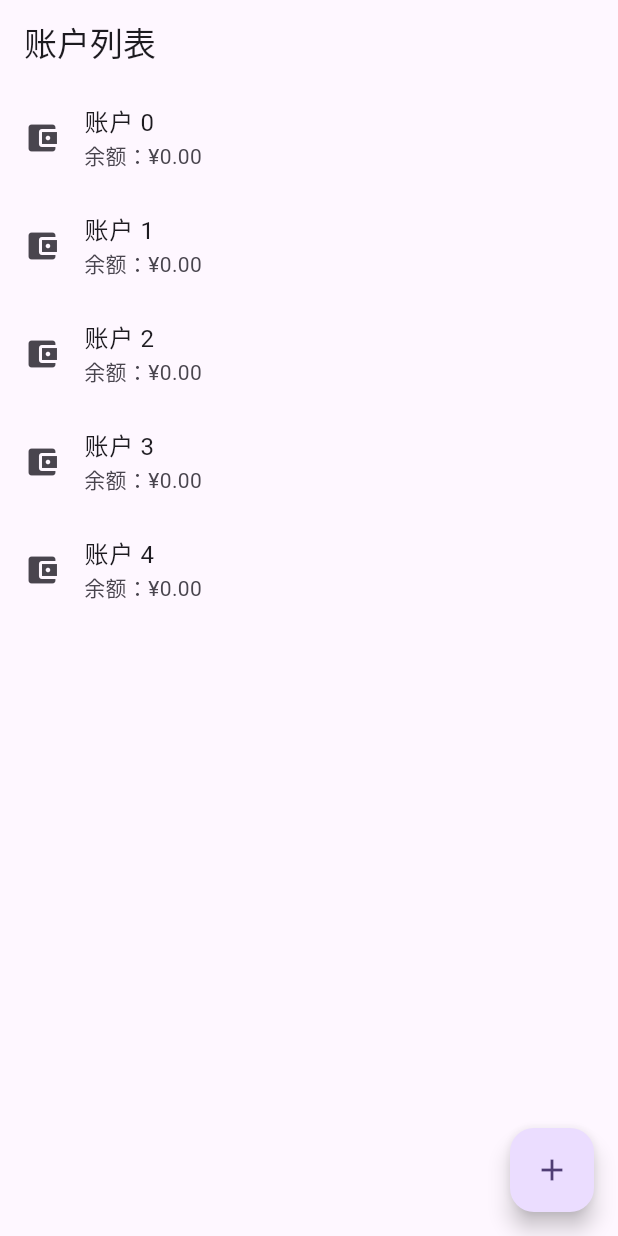
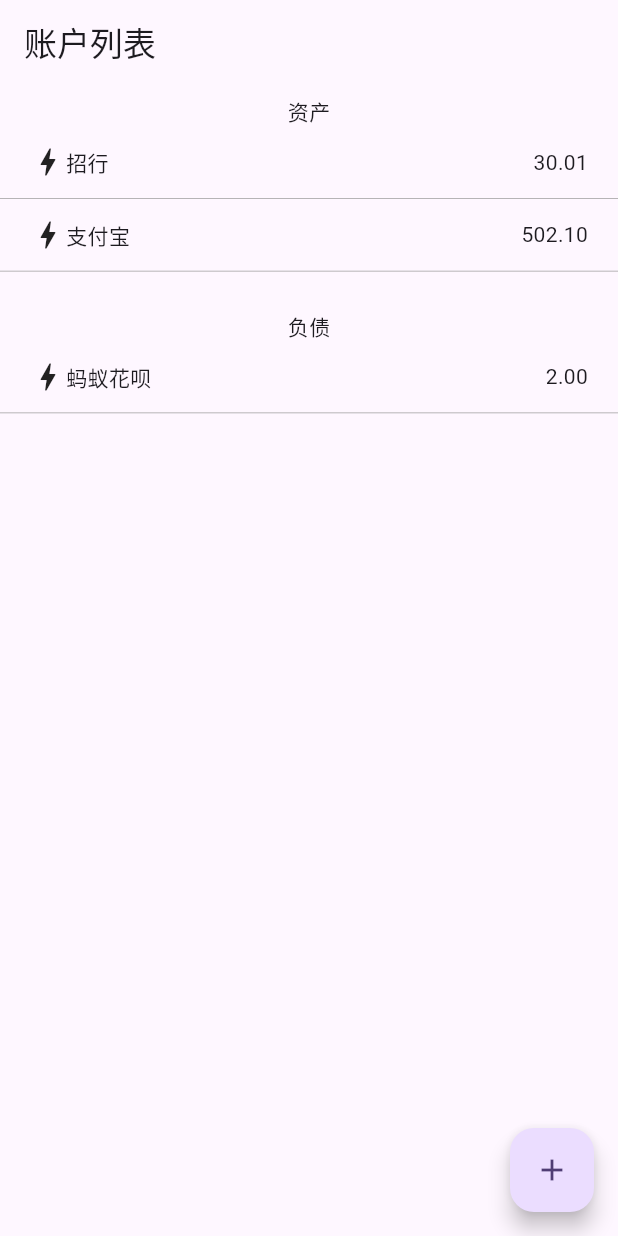
Before and after one commit to zhangrunhao/money_tracker, a Flutter app: the screen it shows after launch, on a phone screen of 412 x 824 dp. Run offline on Flutter 3.47's test engine with Material 3 defaults, Android fonts, the phone set to English and light mode, and no system bars.

Commit message:
account list page

```diff
--- a/assets/data/mock_accounts.json
+++ b/assets/data/mock_accounts.json
@@ -2,13 +2,13 @@
   {
     "id": "1",
     "name": "招行",
-    "balance": 3000,
+    "balance": 3001,
     "type": "stored"
   },
   {
     "id": "2",
     "name": "支付宝",
-    "balance": 50000,
+    "balance": 50210,
     "type": "stored"
   },
   {
--- a/lib/main.dart
+++ b/lib/main.dart
@@ -1,6 +1,6 @@
 import 'package:flutter/material.dart';
 import 'package:money_tracker/pages/account_detail_page.dart';
-import 'package:money_tracker/pages/accounts_page.dart';
+import 'package:money_tracker/pages/account_list_page.dart';
 import 'package:money_tracker/pages/record_page.dart';
 
 void main() {
@@ -17,9 +17,8 @@
       theme: ThemeData(
         colorScheme: ColorScheme.fromSeed(seedColor: Colors.deepPurple),
       ),
-      initialRoute: '/accounts',
       routes: {
-        '/accounts': (context) => AccountsPage(),
+        '/': (context) => AccountListPage(),
         '/accountDetail': (context) => AccountDetailPage(),
         '/record': (context) => RecordPage(),
       },
--- a/lib/models/account.dart
+++ b/lib/models/account_model.dart
@@ -13,10 +13,14 @@
     required this.type,
   });
 
+  String balanceString() {
+    return (balance / 100).toStringAsFixed(2);
+  }
+
   factory AccountModel.fromJson(Map<String, dynamic> json) {
     return AccountModel(
       id: json["id"],
-      name: json[' name'],
+      name: json['name'],
       balance: json['balance'],
       type: AccountType.values.firstWhere(
         (element) => element.name == json['type'],
--- a/lib/pages/account_detail_page.dart
+++ b/lib/pages/account_detail_page.dart
@@ -2,7 +2,7 @@
 
 import 'package:flutter/material.dart';
 import 'package:flutter/services.dart';
-import 'package:money_tracker/models/record.dart';
+import 'package:money_tracker/models/record_model.dart';
 
 class AccountDetailPage extends StatefulWidget {
   const AccountDetailPage({super.key});
--- /dev/null
+++ b/lib/pages/account_list_page.dart
@@ -0,0 +1,108 @@
+import 'dart:convert';
+
+import 'package:flutter/material.dart';
+import 'package:flutter/services.dart';
+import 'package:money_tracker/models/account_model.dart';
+
+class AccountListPage extends StatefulWidget {
+  const AccountListPage({super.key});
+
+  @override
+  State<StatefulWidget> createState() {
+    return _AccountListPageState();
+  }
+}
+
+class _AccountListPageState extends State {
+  List<AccountModel> storedAccounts = [];
+  List<AccountModel> debtAccounts = [];
+
+  Future<List<AccountModel>> loadMockData() async {
+    final String jsonString = await rootBundle.loadString(
+      'assets/data/mock_accounts.json',
+    );
+    final List<dynamic> list = json.decode(jsonString);
+    return list.map((e) {
+      return AccountModel.fromJson(e);
+    }).toList();
+  }
+
+  @override
+  void initState() {
+    super.initState();
+    loadMockData().then((v) {
+      setState(() {
+        storedAccounts = v.where((a) => a.type == AccountType.stored).toList();
+        debtAccounts = v.where((a) => a.type == AccountType.debt).toList();
+      });
+    });
+  }
+
+  @override
+  Widget build(BuildContext context) {
+    return Scaffold(
+      appBar: AppBar(title: const Text('账户列表')),
+      body: Column(
+        children: [
+          const SizedBox(height: 8),
+          const Text('资产'),
+          _AccountList(accounts: storedAccounts),
+          const SizedBox(height: 26),
+          const Text('负债'),
+          _AccountList(accounts: debtAccounts),
+        ],
+      ),
+      floatingActionButton: FloatingActionButton(
+        onPressed: () {
+          // 可跳转到添加账户的页面或弹出对话框
+          Navigator.pushNamed(context, '/record');
+        },
+        child: const Icon(Icons.add),
+      ),
+    );
+  }
+}
+
+class _AccountList extends StatelessWidget {
+  final List<AccountModel> accounts;
+
+  const _AccountList({required this.accounts});
+
+  @override
+  Widget build(BuildContext context) {
+    return ListView.builder(
+      shrinkWrap: true,
+      physics: NeverScrollableScrollPhysics(),
+      itemCount: accounts.length,
+      itemBuilder: (context, index) => _AccountItem(account: accounts[index]),
+    );
+  }
+}
+
+class _AccountItem extends StatelessWidget {
+  final AccountModel account;
+
+  const _AccountItem({required this.account});
+
+  @override
+  Widget build(BuildContext context) {
+    return GestureDetector(
+      onTap: () {
+        Navigator.pushNamed(context, '/accountDetail', arguments: account.id);
+      },
+      child: Container(
+        decoration: BoxDecoration(
+          border: Border(bottom: BorderSide(color: Colors.grey, width: 0.5)),
+        ),
+        padding: EdgeInsets.symmetric(vertical: 12, horizontal: 20),
+        child: Row(
+          children: [
+            Icon(Icons.bolt),
+            Expanded(child: Text(account.name)),
+            Text(account.balanceString()),
+          ],
+        ),
+      ),
+    );
+  }
+}
--- a/lib/pages/accounts_page.dart
+++ /dev/null
@@ -1,50 +0,0 @@
-import 'package:flutter/material.dart';
-import 'package:money_tracker/models/account.dart';
-
-class AccountsPage extends StatelessWidget {
-  const AccountsPage({super.key});
-
-  @override
-  Widget build(BuildContext context) {
-    return Scaffold(
-      appBar: AppBar(title: const Text('账户列表')),
-      body: ListView.builder(
-        itemCount: 5, // 这里先写死5个账户，后续可接入实际数据
-        itemBuilder: (context, index) {
-          return ListTile(
-            leading: const Icon(Icons.account_balance_wallet),
-            title: Text('账户 $index'),
-            subtitle: const Text('余额：¥0.00'),
-            onTap: () {
-              Navigator.pushNamed(context, '/accountDetail', arguments: index);
-            },
-          );
-        },
-      ),
-      floatingActionButton: FloatingActionButton(
-        onPressed: () {
-          // 可跳转到添加账户的页面或弹出对话框
-          Navigator.pushNamed(context, '/record');
-        },
-        child: const Icon(Icons.add),
-      ),
-    );
-  }
-}
-
-class _AccountItem extends StatelessWidget {
-  final AccountModel _account;
-
-  const _AccountItem({super.key, required this._account});
-
-  @override
-  Widget build(BuildContext context) {
-    return Container(
-      decoration: BoxDecoration(
-        border: Border(bottom: BorderSide(color: Colors.grey, width: 0.5)),
-      ),
-      padding: EdgeInsets.symmetric(vertical: 12, horizontal: 20),
-      child: Row(children: [Icon(Icons.book)]),
-    );
-  }
-}
```
Also changed, not shown: lib/models/record_model.dart (renamed from lib/models/record.dart).
